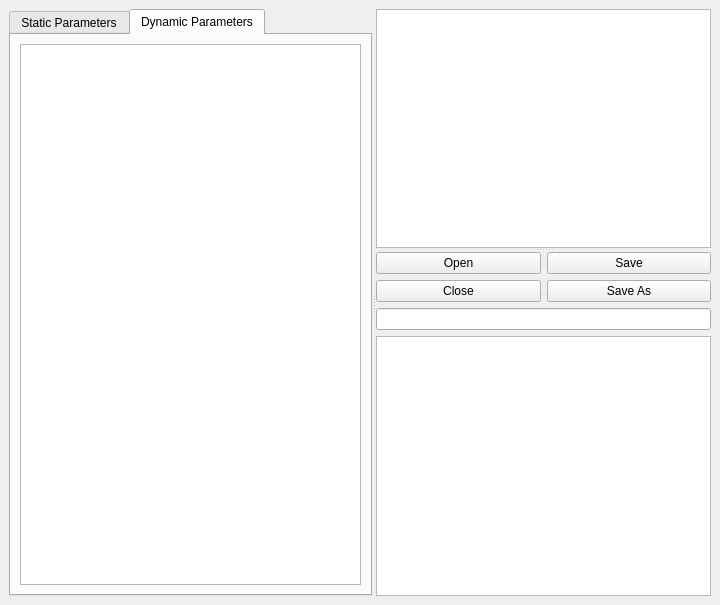
This is opentoolcontroller/views/RecipeEditor.ui in OpenToolController/opentoolcontroller as Qt 5 draws it before an edit. The edited form follows.
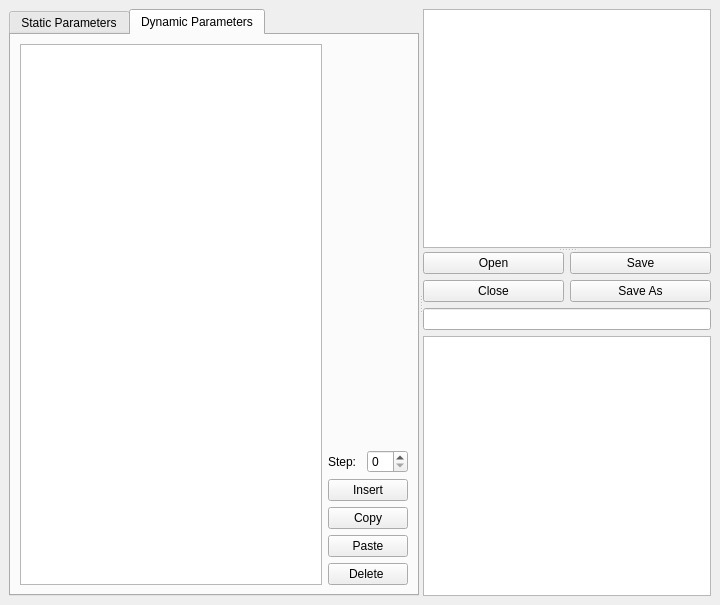
This is the edited form. Custom widgets are drawn as their Qt base class.

Patch:
```diff
--- a/opentoolcontroller/views/RecipeEditor.ui
+++ b/opentoolcontroller/views/RecipeEditor.ui
@@ -44,10 +44,77 @@
            <attribute name="title">
             <string>Dynamic Parameters</string>
            </attribute>
-           <layout class="QVBoxLayout" name="verticalLayout_2">
+           <layout class="QHBoxLayout" name="horizontalLayout_4">
             <item>
              <widget class="QTableWidget" name="ui_dynamic_parameters"/>
             </item>
+            <item>
+             <layout class="QVBoxLayout" name="verticalLayout_2">
+              <item>
+               <spacer name="verticalSpacer">
+                <property name="orientation">
+                 <enum>Qt::Vertical</enum>
+                </property>
+                <property name="sizeHint" stdset="0">
+                 <size>
+                  <width>20</width>
+                  <height>40</height>
+                 </size>
+                </property>
+               </spacer>
+              </item>
+              <item>
+               <layout class="QGridLayout" name="gridLayout">
+                <item row="2" column="1">
+                 <widget class="QPushButton" name="ui_copy_step">
+                  <property name="text">
+                   <string>Copy</string>
+                  </property>
+                 </widget>
+                </item>
+                <item row="4" column="1">
+                 <widget class="QPushButton" name="ui_delete_step">
+                  <property name="text">
+                   <string>Delete </string>
+                  </property>
+                 </widget>
+                </item>
+                <item row="1" column="1">
+                 <widget class="QPushButton" name="ui_insert_step">
+                  <property name="text">
+                   <string>Insert</string>
+                  </property>
+                 </widget>
+                </item>
+                <item row="0" column="1">
+                 <layout class="QHBoxLayout" name="horizontalLayout_2">
+                  <item>
+                   <widget class="QLabel" name="label">
+                    <property name="text">
+                     <string>Step:</string>
+                    </property>
+                   </widget>
+                  </item>
+                  <item>
+                   <widget class="QSpinBox" name="ui_step">
+                    <property name="specialValueText">
+                     <string/>
+                    </property>
+                   </widget>
+                  </item>
+                 </layout>
+                </item>
+                <item row="3" column="1">
+                 <widget class="QPushButton" name="ui_paste_step">
+                  <property name="text">
+                   <string>Paste</string>
+                  </property>
+                 </widget>
+                </item>
+               </layout>
+              </item>
+             </layout>
+            </item>
            </layout>
           </widget>
          </widget>
@@ -113,7 +180,7 @@
              <widget class="QLineEdit" name="ui_filter"/>
             </item>
             <item>
-             <widget class="QListView" name="ui_recipes"/>
+             <widget class="QListWidget" name="ui_recipes"/>
             </item>
            </layout>
           </widget>
```
